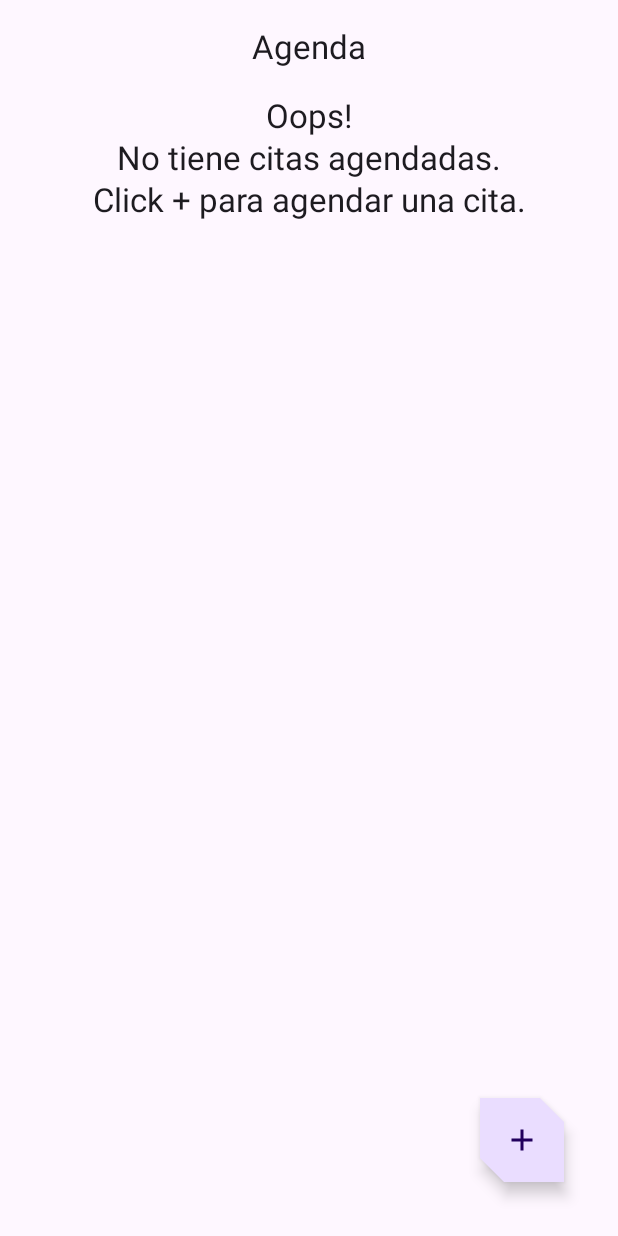
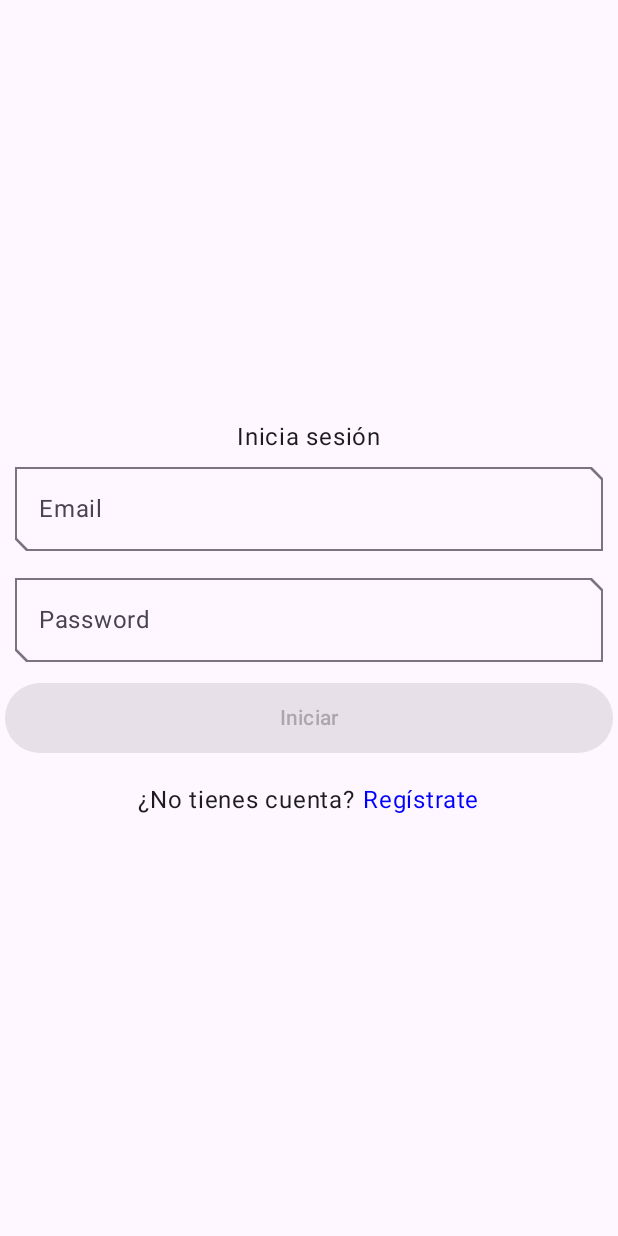
Before and after one commit to valery2698/ProyectoCitas, an Android app built with Jetpack Compose: the screen it shows after launch (MainActivity), on a phone screen of 412 x 824 dp. Run offline under Robolectric (Android 15) with nearby library versions, the phone set to English and light mode, and no system bars; our stand-ins replace Firebase (no records; nobody signed in at launch, a user with empty details on screens opened directly), Room's generated code.

Commit message:
Se agrega login

```diff
--- a/app/src/main/java/com/example/inventory/ui/AppViewModelProvider.kt
+++ b/app/src/main/java/com/example/inventory/ui/AppViewModelProvider.kt
@@ -10,6 +10,7 @@ import com.example.inventory.ui.home.HomeViewModel
 import com.example.inventory.ui.item.ItemDetailsViewModel
 import com.example.inventory.ui.item.ItemEditViewModel
 import com.example.inventory.ui.item.ItemEntryViewModel
+import com.example.inventory.ui.login.LoginScreenViewModel
 
 
 object AppViewModelProvider {
@@ -36,6 +37,11 @@ object AppViewModelProvider {
         initializer {
             HomeViewModel(inventoryApplication().container.itemsRepository)
         }
+
+        // Initializer for LoginScreenViewModel
+        initializer {
+            LoginScreenViewModel(inventoryApplication().container.itemsRepository)
+        }
     }
 }
 
--- /dev/null
+++ b/app/src/main/java/com/example/inventory/ui/login/LoginScreen.kt
@@ -0,0 +1,264 @@
+package com.example.inventory.ui.login
+
+import android.util.Log
+import androidx.compose.foundation.clickable
+import androidx.compose.foundation.layout.Arrangement
+import androidx.compose.foundation.layout.Column
+import androidx.compose.foundation.layout.Row
+import androidx.compose.foundation.layout.Spacer
+import androidx.compose.foundation.layout.fillMaxSize
+import androidx.compose.foundation.layout.fillMaxWidth
+import androidx.compose.foundation.layout.height
+import androidx.compose.foundation.layout.padding
+import androidx.compose.foundation.shape.CircleShape
+import androidx.compose.foundation.text.KeyboardOptions
+import androidx.compose.material.icons.Icons
+import androidx.compose.material.icons.filled.Visibility
+import androidx.compose.material.icons.filled.VisibilityOff
+import androidx.compose.material3.Button
+import androidx.compose.material3.Icon
+import androidx.compose.material3.IconButton
+import androidx.compose.material3.MaterialTheme
+import androidx.compose.material3.OutlinedTextField
+import androidx.compose.material3.Surface
+import androidx.compose.material3.Text
+import androidx.compose.runtime.Composable
+import androidx.compose.runtime.MutableState
+import androidx.compose.runtime.mutableStateOf
+import androidx.compose.runtime.remember
+import androidx.compose.runtime.saveable.rememberSaveable
+import androidx.compose.ui.Alignment
+import androidx.compose.ui.ExperimentalComposeUiApi
+import androidx.compose.ui.Modifier
+import androidx.compose.ui.graphics.Color
+import androidx.compose.ui.platform.LocalSoftwareKeyboardController
+import androidx.compose.ui.text.input.KeyboardType
+import androidx.compose.ui.text.input.PasswordVisualTransformation
+import androidx.compose.ui.text.input.VisualTransformation
+import androidx.compose.ui.tooling.preview.Preview
+import androidx.compose.ui.unit.dp
+import androidx.lifecycle.viewmodel.compose.viewModel
+import androidx.navigation.NavController
+import com.example.inventory.R
+import com.example.inventory.data.Item
+import com.example.inventory.ui.AppViewModelProvider
+import com.example.inventory.ui.navigation.NavigationDestination
+import com.example.inventory.ui.theme.InventoryTheme
+
+object LoginDestination : NavigationDestination {
+    override val route = "login"
+    override val titleRes = R.string.login_title
+}
+
+@Composable
+fun LoginScreen(
+    navigateToHome: () -> Unit,
+    modifier: Modifier = Modifier,
+    viewModel: LoginScreenViewModel = viewModel(factory = AppViewModelProvider.Factory)
+    ) {
+//fun LoginScreen() {
+    //Variable que controla si el formulario va a loguear o crear una cuenta
+    val showLoginForm = rememberSaveable{
+        mutableStateOf(true)
+    }
+    Surface(modifier = Modifier
+    .fillMaxSize()
+    ){
+       Column(
+           horizontalAlignment = Alignment.CenterHorizontally,
+           verticalArrangement = Arrangement.Center
+       ) {
+           if(showLoginForm.value){
+               Text(text = "Inicia sesión")
+               UserForm(
+                   isCreateAccount = false
+               ){
+                   email, password ->
+                   Log.d("Cita", "Logueado con $email y $password")
+                   viewModel.signInWithEmailAndPassword(email, password){
+                       navigateToHome()
+                   }
+               }
+           }
+           else{
+               Text(text = "Crea una cuenta")
+               UserForm(
+                   isCreateAccount = true
+               )
+               {
+                       email, password ->
+                   Log.d("Cita", "Creando cuenta con $email y $password")
+                   viewModel.createUserWithEmailAndPassword(email, password){
+                       navigateToHome()
+                   }
+               }
+           }
+           Spacer(modifier = Modifier.height(15.dp))
+           Row (
+               horizontalArrangement = Arrangement.Center,
+               verticalAlignment = Alignment.CenterVertically
+           ) {
+               val text1 =
+                   if (showLoginForm.value) "¿No tienes cuenta?"
+                   else "¿Ya tienes cuenta?"
+               val text2 =
+                   if (showLoginForm.value) "Regístrate"
+                   else "Inicia Sesión"
+               Text(text = text1)
+               Text(text = text2,
+                   modifier = Modifier
+                       .clickable { showLoginForm.value = !showLoginForm.value }
+                       .padding(start = 5.dp),
+                   //color = MaterialTheme.colorScheme.secondary
+                   color = Color.Blue
+               )
+           }
+       }
+    }
+}
+
+@OptIn(ExperimentalComposeUiApi::class)
+@Composable
+fun UserForm(
+    isCreateAccount: Boolean = false,
+    onDone: (String, String) -> Unit = {email, pwd ->}
+) {
+    val email = rememberSaveable {
+        mutableStateOf("")
+    }
+    val password = rememberSaveable {
+        mutableStateOf("")
+    }
+    val passwordVisible = rememberSaveable {
+        mutableStateOf(false)
+    }
+    val valido = remember(email.value, password.value){
+        email.value.trim().isNotEmpty() &&
+                password.value.trim().isNotEmpty()
+    }
+    val keyboardController = LocalSoftwareKeyboardController.current
+    Column(horizontalAlignment = Alignment.CenterHorizontally) {
+        EmailInput(emailState = email)
+        PasswordInput(
+            passwordState = password,
+            labelId = "Password",
+            passwordVisible = passwordVisible
+        )
+        SubmitButton(
+            textId = if (isCreateAccount) "Crear Cuenta" else "Iniciar",
+            inputValido = valido
+        ){
+            onDone(email.value.trim(), password.value.trim())
+            keyboardController?.hide()
+        }
+    }
+}
+
+@Composable
+fun SubmitButton(
+    textId: String,
+    inputValido: Boolean,
+    onClic: ()-> Unit) {
+    Button(onClick = onClic,
+        modifier = Modifier
+            .padding(3.dp)
+            .fillMaxWidth(),
+        shape = CircleShape,
+        enabled = inputValido
+        ) {
+        Text(text = textId,
+        modifier = Modifier
+            .padding(5.dp)
+        )
+    }
+}
+
+@Composable
+fun PasswordInput(
+    passwordState: MutableState<String>,
+    labelId: String,
+    passwordVisible: MutableState<Boolean>
+) {
+    val visualTransformation = if(passwordVisible.value)
+        VisualTransformation.None
+    else PasswordVisualTransformation()
+
+    OutlinedTextField(
+        value = passwordState.value,
+        onValueChange = {passwordState.value = it},
+        label = { Text(text = labelId)},
+        singleLine = true,
+        keyboardOptions = KeyboardOptions(
+            keyboardType = KeyboardType.Password
+        ),
+        modifier = Modifier
+            .padding(bottom = 10.dp, start = 10.dp, end = 10.dp)
+            .fillMaxWidth(),
+        visualTransformation = visualTransformation,
+        trailingIcon = {
+            if(passwordState.value.isNotBlank()){
+                PasswordVisibleIcon(passwordVisible)
+            }
+            else null
+        }
+    )
+}
+
+@Composable
+fun PasswordVisibleIcon(
+    passwordVisible: MutableState<Boolean>) {
+    val image =
+        if (passwordVisible.value)
+            Icons.Default.VisibilityOff
+        else
+            Icons.Default.Visibility
+    IconButton(onClick = {
+        passwordVisible.value = !passwordVisible.value
+    }) {
+        Icon(
+            imageVector = image,
+            contentDescription = ""
+        )
+    }
+}
+
+@Composable
+fun EmailInput
+            (emailState: MutableState<String>,
+             labelId : String = "Email"
+) {
+    InputField(
+        valueState = emailState,
+        labelId = labelId,
+        keyboardType = KeyboardType.Email
+    )
+}
+
+@Composable
+fun InputField(
+    valueState: MutableState<String>,
+    labelId: String,
+    isSingleLine: Boolean = true,
+    keyboardType: KeyboardType
+) {
+    OutlinedTextField(
+        value = valueState.value,
+        onValueChange = {valueState.value = it},
+        label = {Text(text = labelId)},
+        singleLine = isSingleLine,
+        modifier = Modifier
+            .padding(bottom = 10.dp, start = 10.dp, end = 10.dp)
+            .fillMaxWidth(),
+        keyboardOptions = KeyboardOptions(
+            keyboardType = keyboardType
+        )
+    )
+}
+
+@Preview(showBackground = true)
+@Composable
+fun LoginScreenPreview() {
+    InventoryTheme {
+        LoginScreen({})
+    }
+}
--- a/app/src/main/java/com/example/inventory/ui/navigation/InventoryNavGraph.kt
+++ b/app/src/main/java/com/example/inventory/ui/navigation/InventoryNavGraph.kt
@@ -15,6 +15,8 @@ import com.example.inventory.ui.item.ItemEditDestination
 import com.example.inventory.ui.item.ItemEditScreen
 import com.example.inventory.ui.item.ItemEntryDestination
 import com.example.inventory.ui.item.ItemEntryScreen
+import com.example.inventory.ui.login.LoginDestination
+import com.example.inventory.ui.login.LoginScreen
 
 /**
  * Provides Navigation graph for the application.
@@ -26,9 +28,14 @@ fun InventoryNavHost(
 ) {
     NavHost(
         navController = navController,
-        startDestination = HomeDestination.route,
+        startDestination = LoginDestination.route,
         modifier = modifier
     ) {
+        composable(route = LoginDestination.route) {
+            LoginScreen(
+                navigateToHome = { navController.navigate(HomeDestination.route) }
+            )
+        }
         composable(route = HomeDestination.route) {
             HomeScreen(
                 navigateToItemEntry = { navController.navigate(ItemEntryDestination.route) },
--- a/build.gradle.kts
+++ b/build.gradle.kts
@@ -25,6 +25,7 @@ plugins {
     id("com.android.application") version "8.0.2" apply false
     id("com.android.library") version "8.0.2" apply false
     id("org.jetbrains.kotlin.android") version "1.8.21" apply false
+    id("com.google.gms.google-services") version "4.4.0" apply false
 }
 
 tasks.register("clean", Delete::class) {
```
Also changed, not shown: app/build.gradle.kts (+8 -1 lines), app/src/main/java/com/example/inventory/data/Result.kt (added, +18 -0 lines), app/src/main/java/com/example/inventory/ui/login/LoginScreenViewModel.kt (added, +54 -0 lines), app/src/main/res/values/strings.xml (+11 -0 lines), 1 other file.
